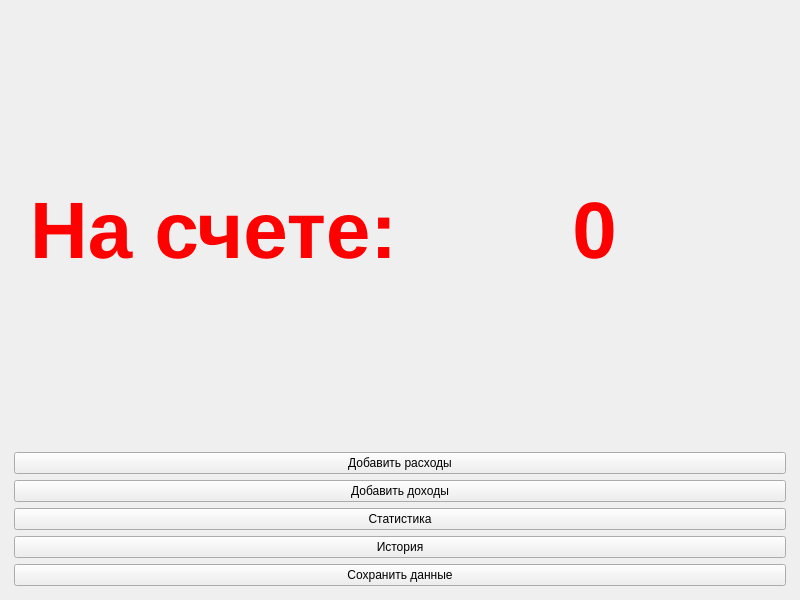
This is stock/screens/screen_1.ui in ZinixZay/spending_watcher as Qt 5 draws it before an edit. The edited form follows.
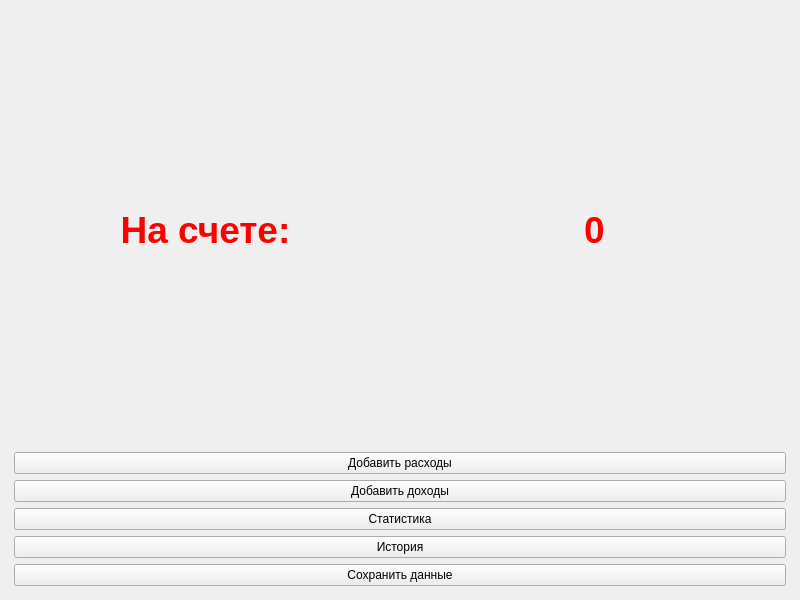
This is the edited form.

```diff
--- a/stock/screens/screen_1.ui
+++ b/stock/screens/screen_1.ui
@@ -47,7 +47,7 @@
        <widget class="QLabel" name="label">
         <property name="font">
          <font>
-          <pointsize>60</pointsize>
+          <pointsize>28</pointsize>
           <weight>75</weight>
           <bold>true</bold>
          </font>
@@ -59,7 +59,7 @@
          <string>На счете:</string>
         </property>
         <property name="alignment">
-         <set>Qt::AlignRight|Qt::AlignTrailing|Qt::AlignVCenter</set>
+         <set>Qt::AlignCenter</set>
         </property>
        </widget>
       </item>
@@ -81,7 +81,7 @@
        <widget class="QLabel" name="amount_l">
         <property name="font">
          <font>
-          <pointsize>60</pointsize>
+          <pointsize>28</pointsize>
           <weight>75</weight>
           <bold>true</bold>
          </font>
```
